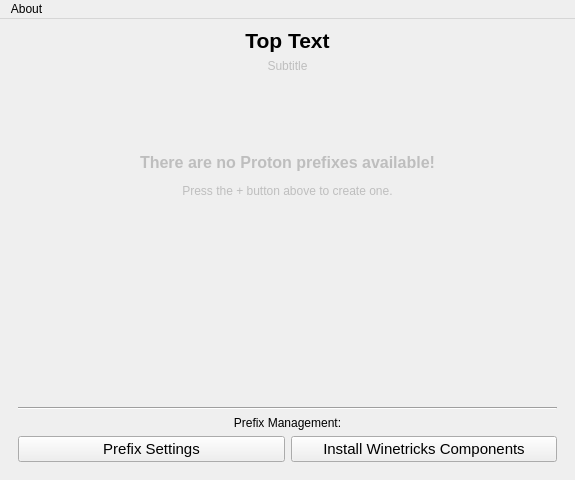
Old version of the form neromanager.ui in the repository keenanweaver/Nero-umu.
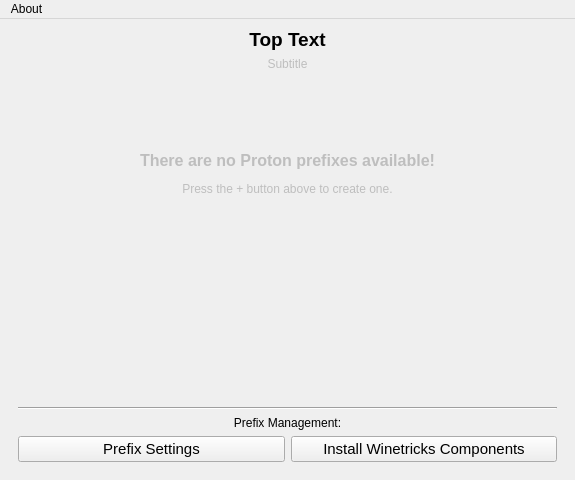
New version of the form. Icons and pictures are not drawn.

Commit message:
Adjust title/subtitle size in main manager view.
16 point is kinda too big, but I just pulled those text sizes out of my ass when I was first coming up with it.

Patch:
```diff
--- a/neromanager.ui
+++ b/neromanager.ui
@@ -54,7 +54,7 @@
           </property>
           <property name="font">
            <font>
-            <pointsize>16</pointsize>
+            <pointsize>14</pointsize>
             <bold>true</bold>
            </font>
           </property>
@@ -77,6 +77,11 @@
             <verstretch>0</verstretch>
            </sizepolicy>
           </property>
+          <property name="font">
+           <font>
+            <pointsize>9</pointsize>
+           </font>
+          </property>
           <property name="text">
            <string>Subtitle</string>
           </property>
@@ -143,7 +148,7 @@
          <x>0</x>
          <y>0</y>
          <width>563</width>
-         <height>199</height>
+         <height>201</height>
         </rect>
        </property>
        <property name="sizePolicy">
@@ -222,7 +227,7 @@
          <x>0</x>
          <y>0</y>
          <width>563</width>
-         <height>198</height>
+         <height>201</height>
         </rect>
        </property>
        <layout class="QVBoxLayout" name="verticalLayout_3">
```
The commit also changes 1 other file.
